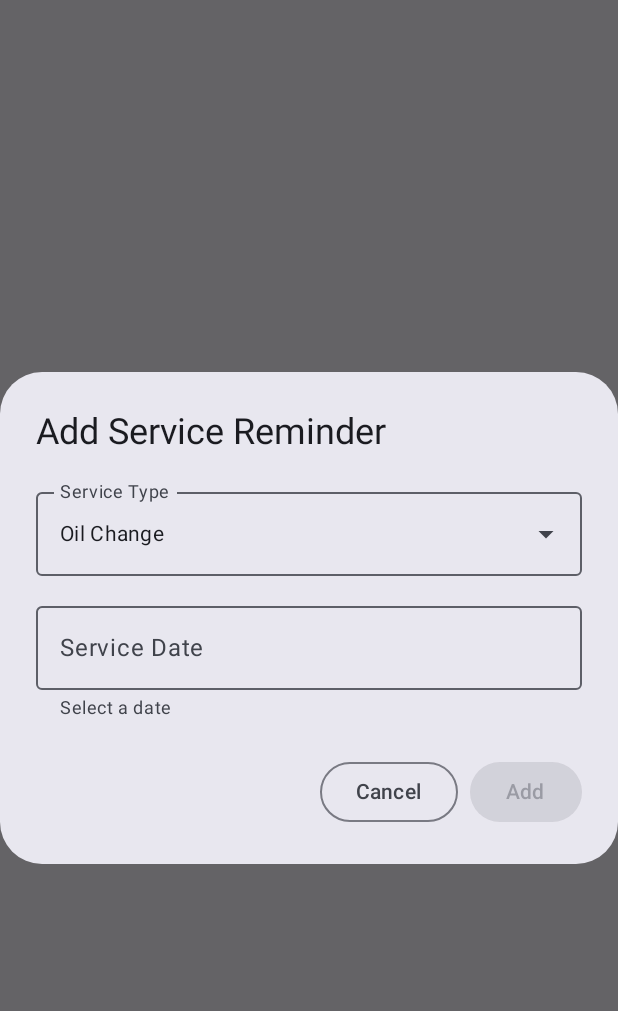
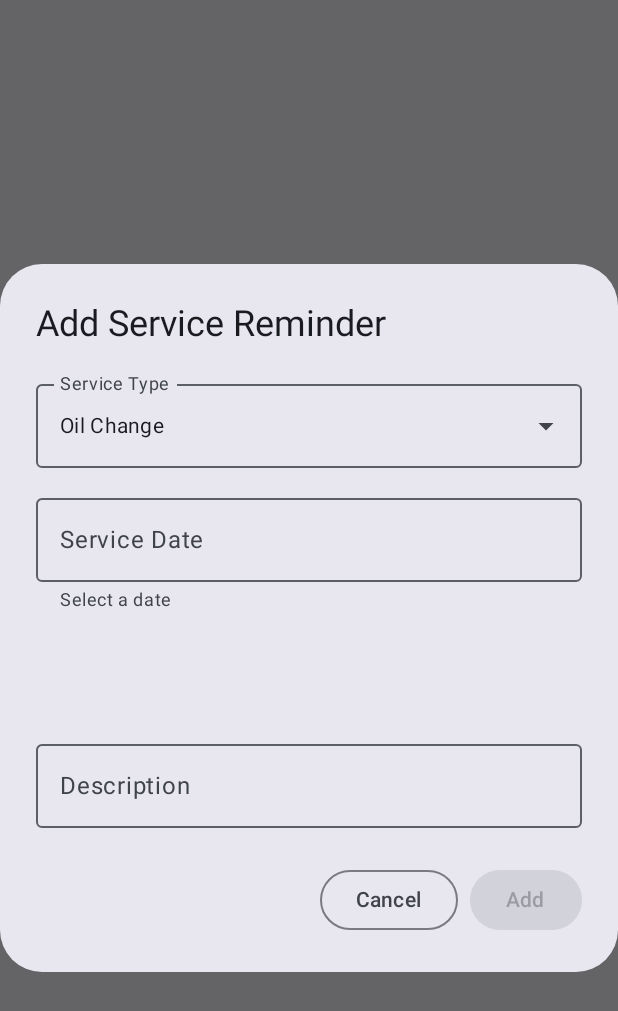
Before and after one commit to FalkowskiDom/Car-Maintenence-CA, an Android app built with Jetpack Compose: the composable AddReminderDialog shown on its own in the app's theme, on a phone screen of 412 x 824 dp. Shown: the top 1011 px of the screen. Run offline under Robolectric (Android 15) with nearby library versions, the phone set to English and light mode, and no system bars.

Commit message:
Added more to the reminder scree and fixed problems

```diff
--- a/app/build.gradle.kts
+++ b/app/build.gradle.kts
@@ -44,6 +44,7 @@ android {
 dependencies {
     implementation(libs.androidx.core.ktx)
     implementation(libs.androidx.lifecycle.runtime.ktx)
+    implementation(libs.androidx.compose.foundation.layout.v174)
     implementation(libs.androidx.activity.compose)
     implementation(platform(libs.androidx.compose.bom))
     implementation(libs.androidx.lifecycle.viewmodel.compose.v280)
@@ -53,6 +54,8 @@ dependencies {
     implementation(libs.androidx.compose.ui)
     implementation(libs.androidx.compose.ui.graphics)
     implementation(libs.androidx.compose.ui.tooling.preview)
+    implementation(libs.androidx.compose.foundation.layout)
+    implementation(libs.material.icons.extended)
     testImplementation(libs.junit)
     androidTestImplementation(libs.androidx.junit)
     androidTestImplementation(libs.androidx.espresso.core)
--- a/app/src/main/java/ie/setu/carmaintenenceapp/ui/screens/ReminderScreen.kt
+++ b/app/src/main/java/ie/setu/carmaintenenceapp/ui/screens/ReminderScreen.kt
@@ -1,7 +1,9 @@
 package ie.setu.carmaintenenceapp.ui.screens
 
-import android.R.attr.label
+import androidx.compose.foundation.clickable
+import androidx.compose.foundation.interaction.MutableInteractionSource
 import androidx.compose.foundation.layout.*
+import androidx.compose.foundation.layout.height
 import androidx.compose.foundation.lazy.LazyColumn
 import androidx.compose.foundation.lazy.items
 import androidx.compose.material3.*
@@ -9,6 +11,20 @@ import androidx.compose.runtime.*
 import androidx.compose.ui.Modifier
 import androidx.compose.ui.unit.dp
 import ie.setu.carmaintenenceapp.ui.viewmodel.CarViewModel
+import androidx.compose.material3.ExposedDropdownMenuBox
+import androidx.compose.material3.ExposedDropdownMenuDefaults
+import androidx.compose.material3.DatePicker
+import androidx.compose.material3.DatePickerDialog
+import androidx.compose.material3.rememberDatePickerState
+@Composable
+private fun Modifier.noIndicationClickable(onClick: () -> Unit): Modifier =
+    this.then(
+        androidx.compose.ui.Modifier
+            .clickable(
+                indication = null,
+                interactionSource = remember { MutableInteractionSource() }
+            ) { onClick() }
+    )
 
 @Composable
 fun ReminderScreen(modifier: Modifier = Modifier, viewModel: CarViewModel) {
@@ -89,13 +105,12 @@ fun AddReminderDialog(onDismiss: () -> Unit, onAdd: (String, String, String) ->
         text = {
             Column(verticalArrangement = Arrangement.spacedBy(12.dp)) {
 
-                // Service type dropdown
                 ExposedDropdownMenuBox(
                     expanded = expanded,
                     onExpandedChange = { expanded = !expanded }
                 ) {
                     OutlinedTextField(
-                        modifier = Modifier.menuAnchor().fillMaxWidth(),
+                        modifier = Modifier.fillMaxWidth(),
                         readOnly = true,
                         value = selectedService,
                         onValueChange = {},
@@ -117,6 +132,7 @@ fun AddReminderDialog(onDismiss: () -> Unit, onAdd: (String, String, String) ->
                         }
                     }
                 }
+
                 OutlinedTextField(
                     modifier = Modifier.fillMaxWidth(),
                     readOnly = true,
@@ -128,13 +144,23 @@ fun AddReminderDialog(onDismiss: () -> Unit, onAdd: (String, String, String) ->
                         if (dateText.isEmpty()) Text("Select a date")
                     }
                 )
+                LaunchedEffect(dateText) {  }
+                Box(
+                    modifier = Modifier
+                        .offset(y = (-76).dp)
+                        .height(56.dp)
+                        .fillMaxWidth()
+                        .noIndicationClickable { showDatePicker = true }
+                )
+                    OutlinedTextField(
+                        modifier = Modifier.fillMaxWidth(),
+                        value = desc,
+                        onValueChange = {desc=it},
+                        label = { Text("Description") },
+                    )
+                }
+            },
 
-
-
-
-
-            }
-        },
         confirmButton = {
             Button(
                 enabled = selectedDateMillis != null && selectedService.isNotEmpty(),
@@ -152,4 +178,23 @@ fun AddReminderDialog(onDismiss: () -> Unit, onAdd: (String, String, String) ->
             }
         }
     )
+    if (showDatePicker) {
+        val pickerState = rememberDatePickerState(
+            initialSelectedDateMillis = selectedDateMillis
+        )
+        DatePickerDialog(
+            onDismissRequest = { showDatePicker = false },
+            confirmButton = {
+                TextButton(onClick = {
+                    selectedDateMillis = pickerState.selectedDateMillis
+                    showDatePicker = false
+                }) { Text("OK") }
+            },
+            dismissButton = {
+                TextButton(onClick = { showDatePicker = false }) { Text("Cancel") }
+            }
+        ) {
+            DatePicker(state = pickerState)
+        }
+    }
 }
--- a/gradle/libs.versions.toml
+++ b/gradle/libs.versions.toml
@@ -1,5 +1,6 @@
 [versions]
 agp = "8.13.0"
+foundationLayoutVersion = "1.7.4"
 kotlin = "2.0.21"
 coreKtx = "1.17.0"
 junit = "4.13.2"
@@ -9,8 +10,10 @@ lifecycleRuntimeKtx = "2.9.4"
 activityCompose = "1.11.0"
 composeBom = "2025.10.00"
 lifecycleViewmodelCompose = "2.8.0"
+foundationLayout = "1.9.3"
 
 [libraries]
+androidx-compose-foundation-layout-v174 = { module = "androidx.compose.foundation:foundation-layout", version.ref = "foundationLayoutVersion" }
 androidx-compose-material-icons-extended = { module = "androidx.compose.material:material-icons-extended" }
 androidx-core-ktx = { group = "androidx.core", name = "core-ktx", version.ref = "coreKtx" }
 androidx-lifecycle-viewmodel-compose = { module = "androidx.lifecycle:lifecycle-viewmodel-compose", version.ref = "lifecycleRuntimeKtx" }
@@ -30,6 +33,8 @@ androidx-compose-ui-test-manifest = { group = "androidx.compose.ui", name = "ui-
 androidx-compose-ui-test-junit4 = { group = "androidx.compose.ui", name = "ui-test-junit4" }
 androidx-compose-material3 = { group = "androidx.compose.material3", name = "material3" }
 androidx-compose-material3-adaptive-navigation-suite = { group = "androidx.compose.material3", name = "material3-adaptive-navigation-suite" }
+androidx-compose-foundation-layout = { group = "androidx.compose.foundation", name = "foundation-layout", version.ref = "foundationLayout" }
+material-icons-extended = { module = "androidx.compose.material:material-icons-extended" }
 
 [plugins]
 android-application = { id = "com.android.application", version.ref = "agp" }
```
